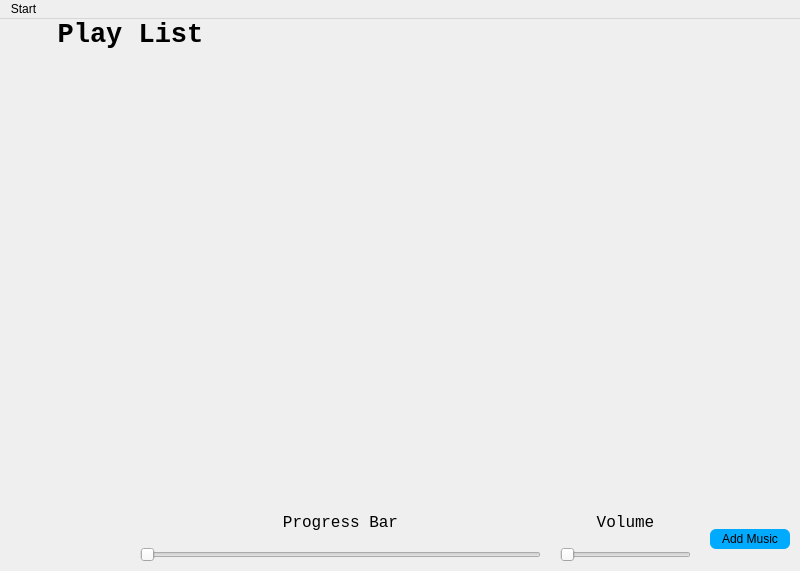
First picture: the form in mainscene.ui, repository X-PLANE1111111/MusicPlayer, before the edit.
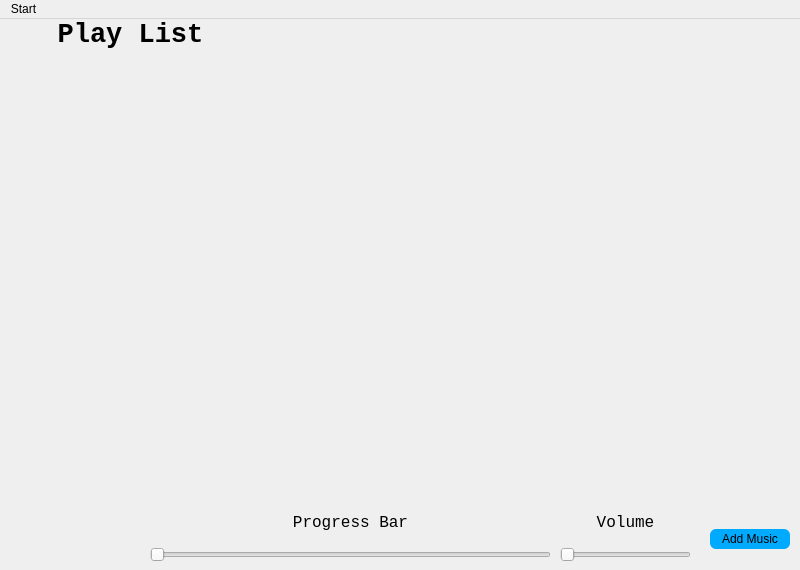
Second picture: the form after the edit. Icons and pictures are not drawn.

Patch:
```diff
--- a/mainscene.ui
+++ b/mainscene.ui
@@ -7,7 +7,7 @@
     <x>0</x>
     <y>0</y>
     <width>800</width>
-    <height>571</height>
+    <height>570</height>
    </rect>
   </property>
   <property name="windowTitle">
@@ -132,7 +132,7 @@
    <widget class="QWidget" name="widget_2" native="true">
     <property name="geometry">
      <rect>
-      <x>140</x>
+      <x>150</x>
       <y>485</y>
       <width>401</width>
       <height>58</height>
```
Left out of the diff: 11 changed lines with no effect on the pictures.
